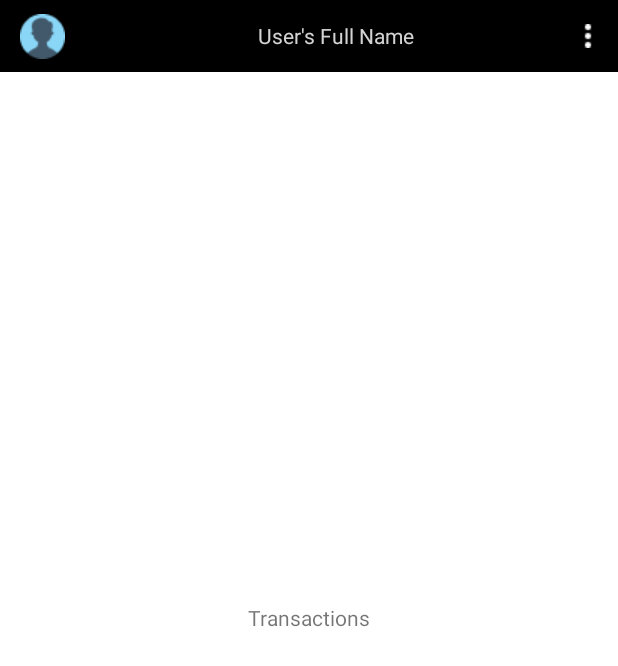
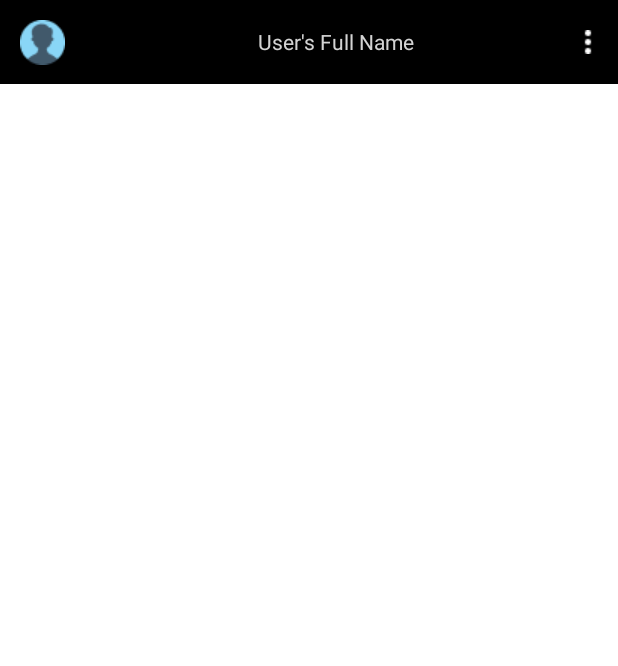
Before and after one commit to kientran0903/MoneyLover, an Android app: the layout fragment_transactions.xml on its own in the app's theme, with its tools: preview values and no code run, on a phone screen of 412 x 824 dp. Shown: the top 666 px of the screen. Run offline under Robolectric (Android 15) with nearby library versions, the phone set to English and light mode, and no system bars.

Commit message:
Transactions + tablayout + viewpager2

```diff
--- a/app/src/main/res/layout/fragment_transactions.xml
+++ b/app/src/main/res/layout/fragment_transactions.xml
@@ -7,8 +7,9 @@
     tools:context=".fragment.TransactionsFragment">
 
     <androidx.appcompat.widget.Toolbar
+        android:id="@+id/toolbarTransaction"
         android:layout_width="match_parent"
-        android:layout_height="48dp"
+        android:layout_height="wrap_content"
         android:background="@color/black"
         app:menu="@menu/menu_main"
         app:navigationIcon="@drawable/user">
@@ -16,17 +17,27 @@
         <TextView
             android:id="@+id/tvUsername"
             android:layout_width="match_parent"
-            android:layout_height="wrap_content"
+            android:layout_height="match_parent"
             android:gravity="center"
             android:textColor="@color/grey"
-            tools:text="User's Full Name" />
+            android:text="User's Full Name" />
+
 
     </androidx.appcompat.widget.Toolbar>
 
-    <TextView
-        android:layout_width="wrap_content"
+    <com.google.android.material.tabs.TabLayout
+        android:id="@+id/tabLayout"
+        android:layout_width="match_parent"
         android:layout_height="wrap_content"
-        android:layout_centerInParent="true"
-        android:text="@string/transactions" />
+        app:tabGravity="start"
+        app:tabMode="scrollable"
+        android:layout_below="@id/toolbarTransaction"/>
+
+    <androidx.viewpager2.widget.ViewPager2
+        android:id="@+id/viewPagerTransaction"
+        android:layout_width="match_parent"
+        android:layout_height="match_parent"
+        android:layout_below="@id/tabLayout">
+    </androidx.viewpager2.widget.ViewPager2>
 
 </RelativeLayout>
--- a/app/src/main/res/values/strings.xml
+++ b/app/src/main/res/values/strings.xml
@@ -23,5 +23,6 @@
     <string name="jump_to_day">Jump to day</string>
     <string name="view_by_transaction">View by transaction</string>
     <string name="search_for_transaction">Search for transaction</string>
+    <string name="no_transactions">No Transactions</string>
 
 </resources>
```
Also changed, not shown: app/src/main/java/com/media2359/intern0720/moneylover/fragment/TransactionsFragment.kt (+28 -0 lines), app/src/main/java/com/media2359/intern0720/moneylover/fragment/TransactionsSessionFragment.kt (added, +18 -0 lines), app/src/main/java/com/media2359/intern0720/moneylover/ui/ViewPagerTransactionAdapter.kt (added, +18 -0 lines), app/src/main/res/layout/fragment_transactions_session.xml (added, +24 -0 lines), app/src/main/res/drawable/empty_transaction.png (added).
